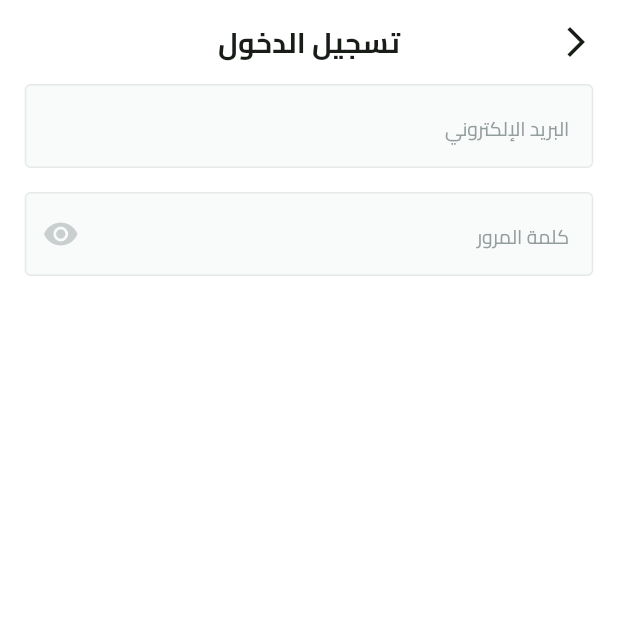
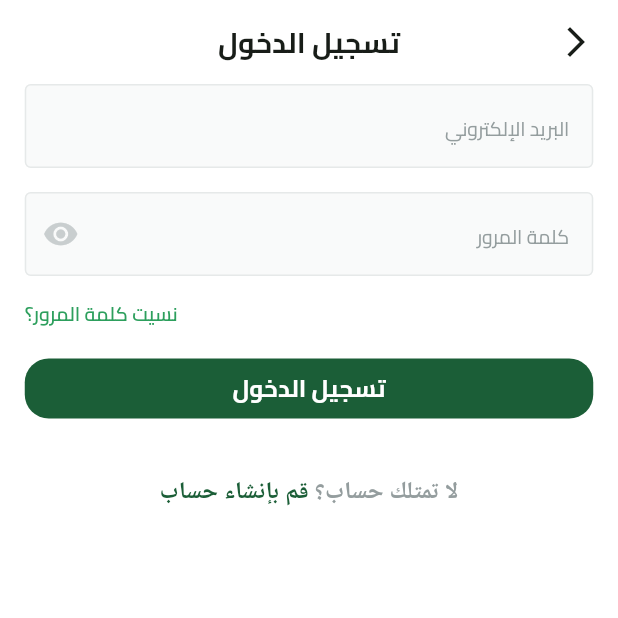
Before and after one commit to seifmoustafa/Fruit-Hub, a Flutter app: the screen it shows after launch, after a tap on "تخطي", on a phone screen of 412 x 824 dp, the top half of it. Run offline on Flutter 3.47's test engine with Material 3 defaults, Android fonts, the phone set to English and light mode, and no system bars; our stand-ins replace dots_indicator, flutter_svg, shared_preferences.

Commit message:
`Added lightPrimaryColor and updated custom_button and login_view_body widgets to use new color and app_text_styles`

```diff
--- a/lib/core/utils/app_colors.dart
+++ b/lib/core/utils/app_colors.dart
@@ -2,7 +2,11 @@ import 'package:flutter/material.dart';
 
 abstract class AppColors {
   static const Color primaryColor = Color(0xff1B5E37);
+
+  static const Color lightPrimaryColor = Color(0xff2d9f5d);
+
   static const Color secondaryColor = Color(0xffF4A91F);
+
   static const Color grayscale500 = Color(0xff4e5556);
 
   static const Color grayscale50 = Color(0xfff2f3f3);
@@ -79,8 +83,6 @@ abstract class AppColors {
 
   static const Color green1400 = Color(0xff60d290);
 
-  static const Color green1600 = Color(0xff2d9f5d);
-
   static const Color green1700 = Color(0xff227745);
 
   static const Color green1800 = Color(0xff174f2e);
--- a/lib/core/widgets/custom_button.dart
+++ b/lib/core/widgets/custom_button.dart
@@ -1,5 +1,6 @@
 import 'package:flutter/material.dart';
 import 'package:fruit_hub/core/utils/app_colors.dart';
+import 'package:fruit_hub/core/utils/app_text_styles.dart';
 
 class CustomButton extends StatelessWidget {
   const CustomButton({super.key, required this.onPressed, required this.text});
@@ -16,7 +17,7 @@ class CustomButton extends StatelessWidget {
                 borderRadius: BorderRadius.circular(16))),
         onPressed: onPressed,
         child: Text(
-          style: const TextStyle(color: Colors.white),
+          style: TextStyles.bold16.copyWith(color: Colors.white),
           text,
         ),
       ),
--- /dev/null
+++ b/lib/features/auth/presentation/views/widgets/dont_have_an_account_widget.dart
@@ -0,0 +1,34 @@
+import 'package:flutter/material.dart';
+import 'package:fruit_hub/core/utils/app_colors.dart';
+import 'package:fruit_hub/core/utils/app_text_styles.dart';
+
+class DontHaveAnAccountWidget extends StatelessWidget {
+  const DontHaveAnAccountWidget({
+    super.key,
+  });
+
+  @override
+  Widget build(BuildContext context) {
+    return Text.rich(
+      TextSpan(
+        children: [
+          TextSpan(
+              text: 'لا تمتلك حساب؟',
+              style: TextStyles.semiBold16.copyWith(
+                color: const Color(0xFF949D9E),
+              )),
+          TextSpan(
+              text: ' ',
+              style: TextStyles.semiBold16
+                  .copyWith(color: const Color(0xFF616A6B))),
+          TextSpan(
+            text: 'قم بإنشاء حساب',
+            style:
+                TextStyles.semiBold16.copyWith(color: AppColors.primaryColor),
+          ),
+        ],
+      ),
+      textAlign: TextAlign.center,
+    );
+  }
+}
--- a/lib/features/auth/presentation/views/widgets/login_view_body.dart
+++ b/lib/features/auth/presentation/views/widgets/login_view_body.dart
@@ -1,23 +1,27 @@
 import 'package:flutter/material.dart';
 import 'package:fruit_hub/constants.dart';
+import 'package:fruit_hub/core/utils/app_colors.dart';
+import 'package:fruit_hub/core/utils/app_text_styles.dart';
+import 'package:fruit_hub/core/widgets/custom_button.dart';
 import 'package:fruit_hub/core/widgets/custom_text_form_field.dart';
+import 'package:fruit_hub/features/auth/presentation/views/widgets/dont_have_an_account_widget.dart';
 
 class LoginViewBody extends StatelessWidget {
   const LoginViewBody({super.key});
 
   @override
   Widget build(BuildContext context) {
-    return const Padding(
-      padding: EdgeInsets.symmetric(horizontal: kHorizontalPadding),
+    return Padding(
+      padding: const EdgeInsets.symmetric(horizontal: kHorizontalPadding),
       child: SingleChildScrollView(
         child: Column(
           spacing: 16,
           children: [
-            CustomTextFormField(
+            const CustomTextFormField(
               hintText: 'البريد الإلكتروني',
               textInputType: TextInputType.emailAddress,
             ),
-            CustomTextFormField(
+            const CustomTextFormField(
               suffixIcon: Icon(
                 Icons.remove_red_eye,
                 color: Color(0xffC9CECF),
@@ -25,6 +29,21 @@ class LoginViewBody extends StatelessWidget {
               hintText: 'كلمة المرور',
               textInputType: TextInputType.visiblePassword,
             ),
+            Row(
+              mainAxisAlignment: MainAxisAlignment.end,
+              children: [
+                Text(
+                  'نسيت كلمة المرور؟',
+                  style: TextStyles.semiBold13
+                      .copyWith(color: AppColors.lightPrimaryColor),
+                ),
+              ],
+            ),
+            CustomButton(onPressed: () {}, text: 'تسجيل الدخول'),
+            const SizedBox(
+              height: 1,
+            ),
+            const DontHaveAnAccountWidget()
           ],
         ),
       ),
```
Also changed, not shown: lib/features/auth/presentation/views/widgets/or_divider.dart (added).
